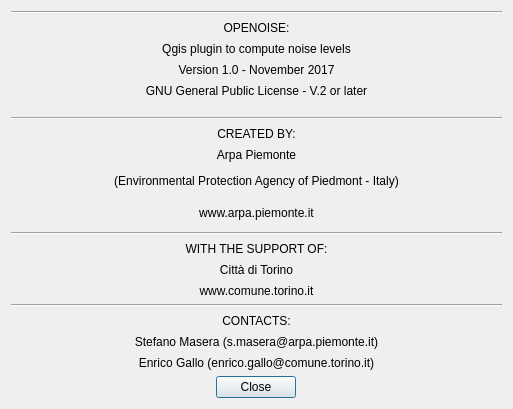
First picture: the form in tools/ui_Credits.ui, repository Arpapiemonte/openoise-map, before the edit.
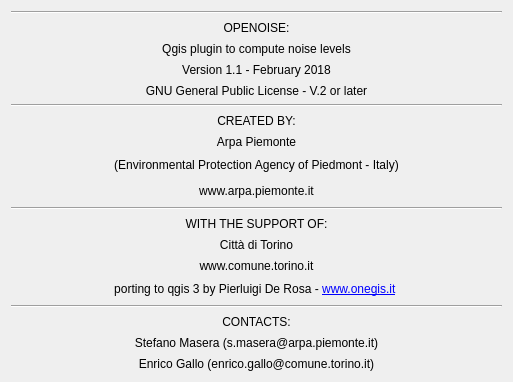
Second picture: the form after the edit.

What changed in the file:
```diff
--- a/tools/ui_Credits.ui
+++ b/tools/ui_Credits.ui
@@ -7,7 +7,7 @@
     <x>0</x>
     <y>0</y>
     <width>513</width>
-    <height>409</height>
+    <height>382</height>
    </rect>
   </property>
   <property name="sizePolicy">
@@ -95,7 +95,7 @@
       </size>
      </property>
      <property name="text">
-      <string>Version 1.0 - November 2017</string>
+      <string>Version 1.1 - February 2018</string>
      </property>
      <property name="alignment">
       <set>Qt::AlignCenter</set>
@@ -124,22 +124,6 @@
      </property>
     </widget>
    </item>
-   <item>
-    <spacer name="verticalSpacer">
-     <property name="orientation">
-      <enum>Qt::Vertical</enum>
-     </property>
-     <property name="sizeType">
-      <enum>QSizePolicy::Fixed</enum>
-     </property>
-     <property name="sizeHint" stdset="0">
-      <size>
-       <width>20</width>
-       <height>13</height>
-      </size>
-     </property>
-    </spacer>
-   </item>
    <item>
     <widget class="Line" name="line">
      <property name="maximumSize">
@@ -322,6 +306,20 @@
      </property>
     </spacer>
    </item>
+   <item>
+    <widget class="QLabel" name="label_9">
+     <property name="text">
+      <string>&lt;html&gt;&lt;head/&gt;&lt;body&gt;&lt;p&gt;porting to qgis 3 by Pierluigi De Rosa - &lt;a href=&quot;https://www.onegis.it/&quot;&gt;www.onegis.it&lt;/a&gt;&lt;/p&gt;&lt;/body&gt;&lt;/html&gt;
+</string>
+     </property>
+     <property name="alignment">
+      <set>Qt::AlignCenter</set>
+     </property>
+     <property name="openExternalLinks">
+      <bool>true</bool>
+     </property>
+    </widget>
+   </item>
    <item>
     <widget class="Line" name="line_3">
      <property name="maximumSize">
@@ -401,22 +399,6 @@
      </property>
     </widget>
    </item>
-   <item>
-    <widget class="QDialogButtonBox" name="buttonBox">
-     <property name="layoutDirection">
-      <enum>Qt::RightToLeft</enum>
-     </property>
-     <property name="orientation">
-      <enum>Qt::Horizontal</enum>
-     </property>
-     <property name="standardButtons">
-      <set>QDialogButtonBox::Close</set>
-     </property>
-     <property name="centerButtons">
-      <bool>true</bool>
-     </property>
-    </widget>
-   </item>
   </layout>
  </widget>
  <resources/>
```
Left out of the diff: 35 changed lines with no effect on the pictures.
